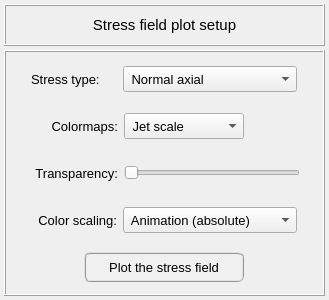
First picture: the form in pulse/interface/data/ui_files/plots/results/structural/plot_stresses_field_for_static_analysis.ui, repository open-pulse/OpenPulse, before the edit.
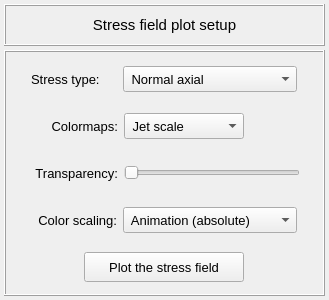
Second picture: the form after the edit.

```diff
--- a/pulse/interface/data/ui_files/plots/results/structural/plot_stresses_field_for_static_analysis.ui
+++ b/pulse/interface/data/ui_files/plots/results/structural/plot_stresses_field_for_static_analysis.ui
@@ -338,10 +338,7 @@
             </font>
            </property>
            <property name="styleSheet">
-            <string notr="true">QPushButton{border-radius: 6px; border-color: rgb(150, 150, 150); border-style: ridge; border-width: 2px; color: rgb(0, 0, 0); background-color: rgb(240, 240, 240)}
-QPushButton:hover{border-radius: 6px; border-color: rgb(0, 170, 255); border-style: ridge; border-width: 2px; color: rgb(0, 0, 0); background-color: rgba(174, 213, 255, 100)}
-QPushButton:pressed{border-radius: 6px; border-color: rgb(0, 170, 255); border-style: ridge; border-width: 2px; color: rgb(0, 0, 0); background-color: rgb(174, 213, 255)}
-QPushButton:disabled{border-radius: 6px; border-color: rgb(150, 150, 150); border-style: ridge; border-width: 0px; color: rgb(150,150, 150); background-color: rgb(220, 220, 220)}</string>
+            <string notr="true"/>
            </property>
            <property name="text">
             <string>Plot the stress field</string>
```
